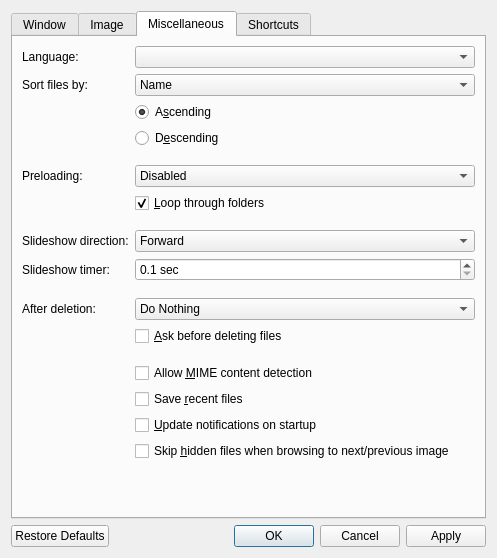
This is src/qvoptionsdialog.ui in jurplel/qView as Qt 5 draws it before an edit. The edited form follows.
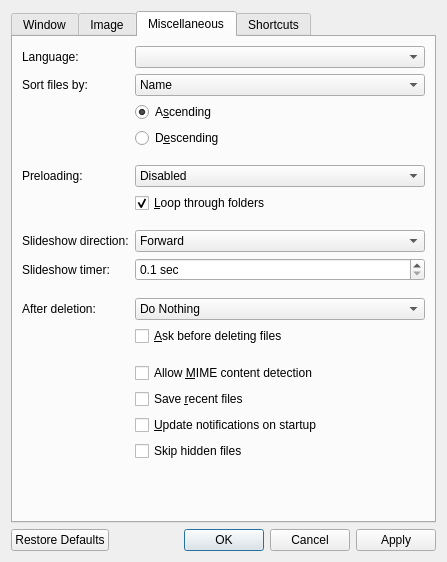
This is the edited form.

```diff
--- a/src/qvoptionsdialog.ui
+++ b/src/qvoptionsdialog.ui
@@ -9,8 +9,8 @@
    <rect>
     <x>0</x>
     <y>0</y>
-    <width>497</width>
-    <height>558</height>
+    <width>447</width>
+    <height>562</height>
    </rect>
   </property>
   <property name="windowTitle">
@@ -724,7 +724,7 @@
        <item row="17" column="1">
         <widget class="QCheckBox" name="skipHiddenCheckbox">
          <property name="text">
-          <string extracomment="Don't view files with 'hidden' attribute">Skip &amp;hidden files when browsing to next/previous image</string>
+          <string extracomment="Don't view files with 'hidden' attribute">Skip hidden files</string>
          </property>
         </widget>
        </item>
```
Left out of the diff: 3 changed lines with no effect on the pictures.
